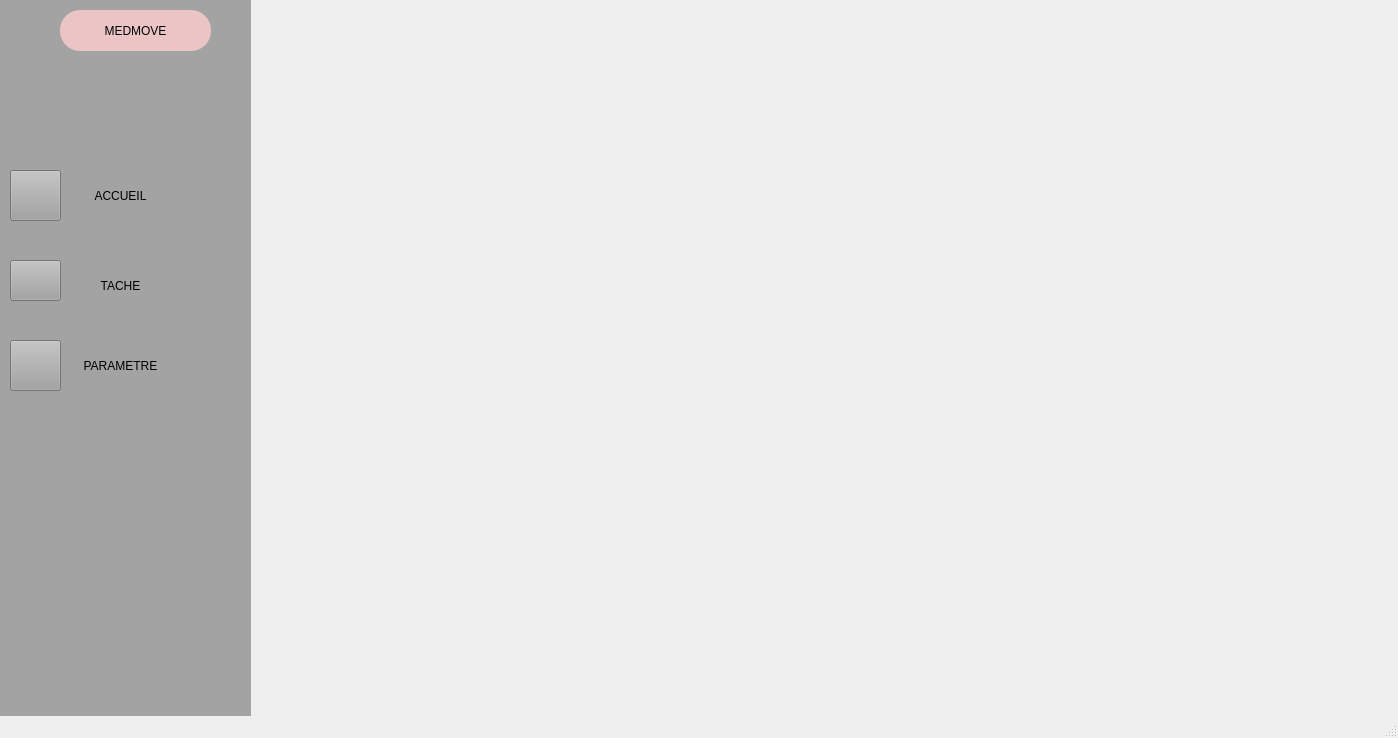
This is PremiereApp/mainwindow.ui in siwarjl/Medmove-2A19 as Qt 5 draws it before an edit. The edited form follows.
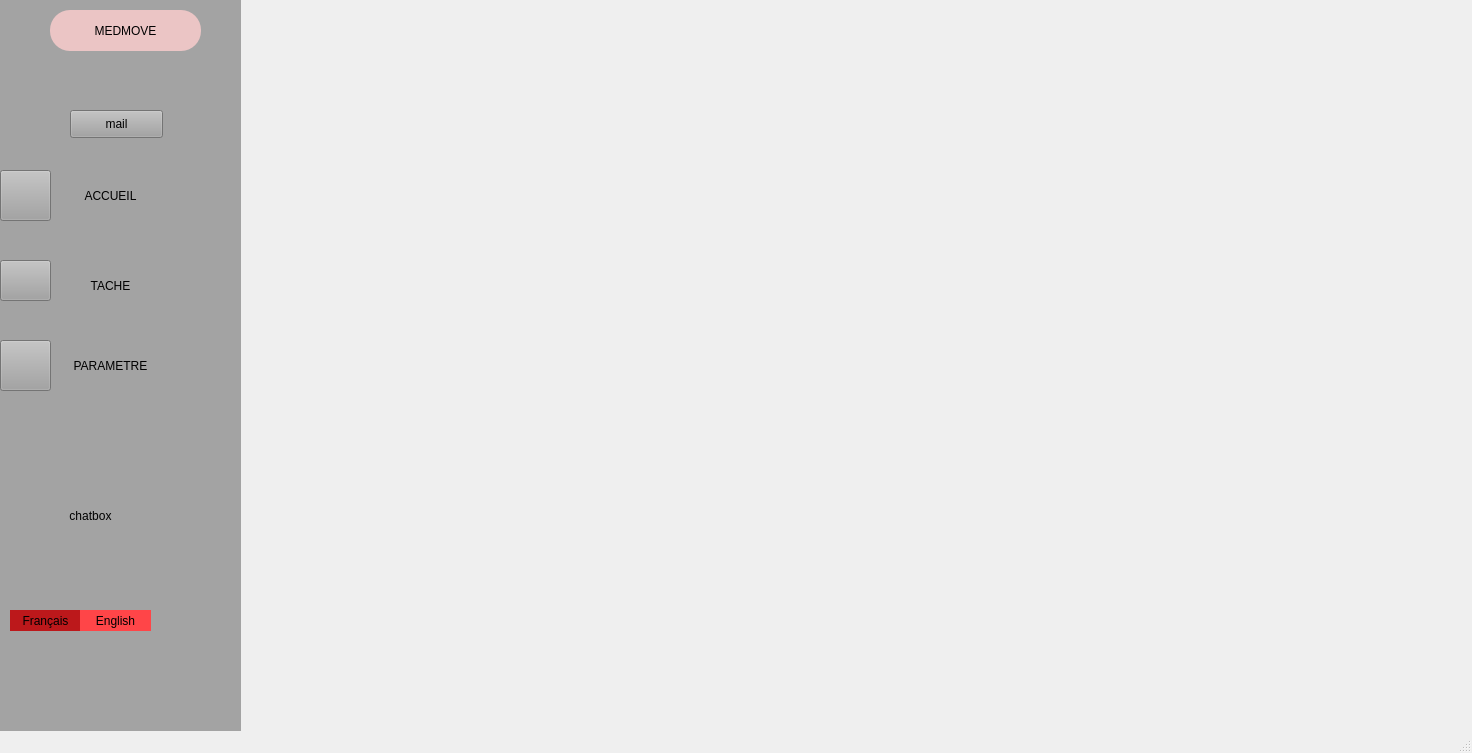
This is the edited form. Icons and pictures are not drawn.

What changed in the file:
```diff
--- a/PremiereApp/mainwindow.ui
+++ b/PremiereApp/mainwindow.ui
@@ -6,8 +6,8 @@
    <rect>
     <x>0</x>
     <y>0</y>
-    <width>1398</width>
-    <height>738</height>
+    <width>1472</width>
+    <height>753</height>
    </rect>
   </property>
   <property name="cursor">
@@ -23,7 +23,7 @@
    <widget class="QWidget" name="widget_3" native="true">
     <property name="geometry">
      <rect>
-      <x>0</x>
+      <x>-10</x>
       <y>0</y>
       <width>251</width>
       <height>761</height>
@@ -168,14 +168,93 @@
       <string>MEDMOVE</string>
      </property>
     </widget>
+    <widget class="QPushButton" name="pushButton_16">
+     <property name="geometry">
+      <rect>
+       <x>20</x>
+       <y>610</y>
+       <width>71</width>
+       <height>21</height>
+      </rect>
+     </property>
+     <property name="styleSheet">
+      <string notr="true">border-radius: 30px;
+
+color: black;
+padding: 0 8px;
+font: bold, &quot;Comic Sans MS&quot;;;
+background-color: rgb(188, 24, 27);
+text-align:center;</string>
+     </property>
+     <property name="text">
+      <string>Français</string>
+     </property>
+    </widget>
+    <widget class="QPushButton" name="pushButton_17">
+     <property name="geometry">
+      <rect>
+       <x>90</x>
+       <y>610</y>
+       <width>71</width>
+       <height>21</height>
+      </rect>
+     </property>
+     <property name="styleSheet">
+      <string notr="true">border-radius: 30px;
+background-color: rgb(255, 69, 72);
+
+color: black;
+padding: 0 8px;
+font: bold, &quot;Comic Sans MS&quot;;;
+text-align:center;</string>
+     </property>
+     <property name="text">
+      <string>English</string>
+     </property>
+    </widget>
+    <widget class="QPushButton" name="chatbox">
+     <property name="geometry">
+      <rect>
+       <x>50</x>
+       <y>480</y>
+       <width>101</width>
+       <height>71</height>
+      </rect>
+     </property>
+     <property name="styleSheet">
+      <string notr="true">border-radius: 30px;
+
+color: black;
+padding: 0 8px;
+background-color: rgb(163, 163, 163);
+font: bold, &quot;Comic Sans MS&quot;;;
+text-align:center;</string>
+     </property>
+     <property name="text">
+      <string>chatbox</string>
+     </property>
+    </widget>
+    <widget class="QPushButton" name="pushButton">
+     <property name="geometry">
+      <rect>
+       <x>80</x>
+       <y>110</y>
+       <width>93</width>
+       <height>28</height>
+      </rect>
+     </property>
+     <property name="text">
+      <string>mail</string>
+     </property>
+    </widget>
    </widget>
    <widget class="QWidget" name="widget" native="true">
     <property name="geometry">
      <rect>
-      <x>250</x>
+      <x>240</x>
       <y>0</y>
-      <width>1151</width>
-      <height>691</height>
+      <width>1231</width>
+      <height>731</height>
      </rect>
     </property>
     <property name="styleSheet">
```
Left out of the diff: 17 changed lines with no effect on the pictures.
